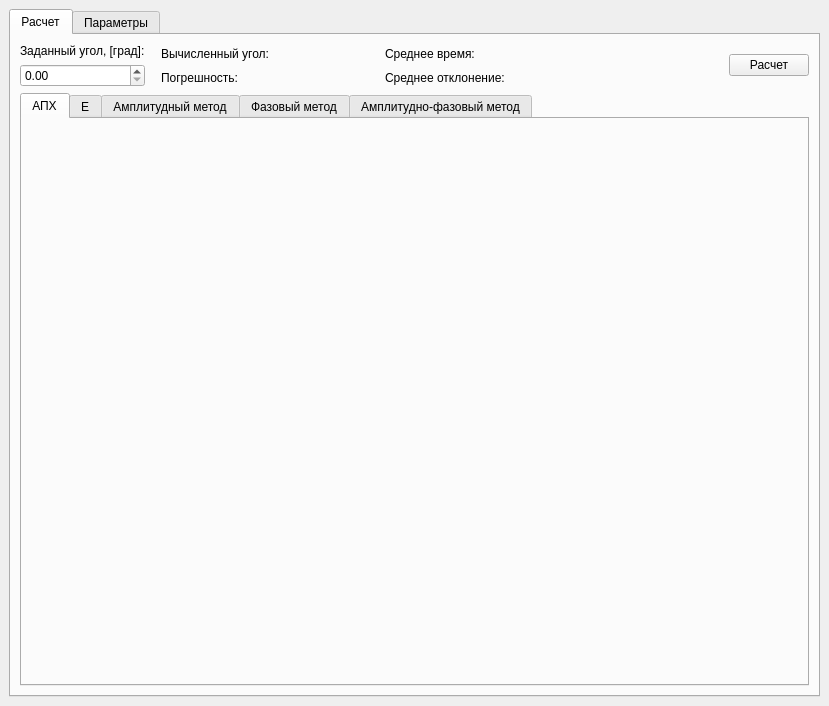
Before: the Qt Designer form ui/main_window.ui in Zamarin-Alexey/diplom, drawn with Qt 5.
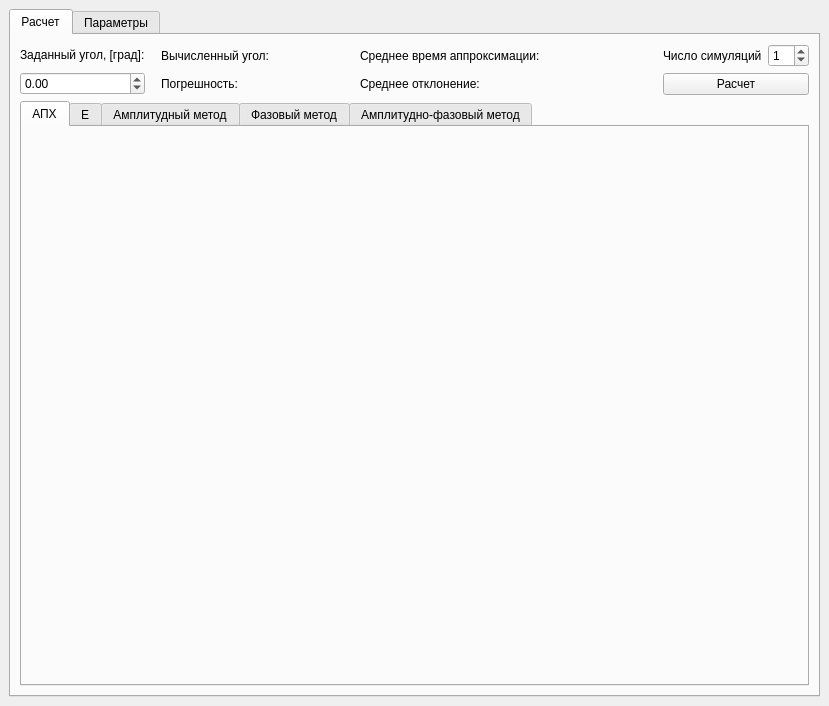
After: the same form once the commit is applied. The open tabs and pages were chosen to show the change.

Diff of the .ui file:
```diff
--- a/ui/main_window.ui
+++ b/ui/main_window.ui
@@ -42,7 +42,14 @@
                </widget>
               </item>
               <item>
-               <widget class="QDoubleSpinBox" name="phi_pel_spinBox"/>
+               <widget class="QDoubleSpinBox" name="phi_pel_spinBox">
+                <property name="minimum">
+                 <double>-180.000000000000000</double>
+                </property>
+                <property name="maximum">
+                 <double>180.000000000000000</double>
+                </property>
+               </widget>
               </item>
              </layout>
             </item>
@@ -54,14 +61,14 @@
               <item row="0" column="1">
                <widget class="QLabel" name="res_label">
                 <property name="sizePolicy">
-                 <sizepolicy hsizetype="Fixed" vsizetype="Preferred">
+                 <sizepolicy hsizetype="Maximum" vsizetype="Preferred">
                   <horstretch>0</horstretch>
                   <verstretch>0</verstretch>
                  </sizepolicy>
                 </property>
                 <property name="minimumSize">
                  <size>
-                  <width>100</width>
+                  <width>75</width>
                   <height>0</height>
                  </size>
                 </property>
@@ -76,7 +83,7 @@
               <item row="0" column="0">
                <widget class="QLabel" name="label1">
                 <property name="sizePolicy">
-                 <sizepolicy hsizetype="Preferred" vsizetype="Preferred">
+                 <sizepolicy hsizetype="Maximum" vsizetype="Preferred">
                   <horstretch>0</horstretch>
                   <verstretch>0</verstretch>
                  </sizepolicy>
@@ -94,6 +101,12 @@
               </item>
               <item row="1" column="0">
                <widget class="QLabel" name="label_3">
+                <property name="sizePolicy">
+                 <sizepolicy hsizetype="Maximum" vsizetype="Preferred">
+                  <horstretch>0</horstretch>
+                  <verstretch>0</verstretch>
+                 </sizepolicy>
+                </property>
                 <property name="text">
                  <string>Погрешность:</string>
                 </property>
@@ -102,14 +115,14 @@
               <item row="1" column="1">
                <widget class="QLabel" name="accuracy_label">
                 <property name="sizePolicy">
-                 <sizepolicy hsizetype="Fixed" vsizetype="Preferred">
+                 <sizepolicy hsizetype="Maximum" vsizetype="Preferred">
                   <horstretch>0</horstretch>
                   <verstretch>0</verstretch>
                  </sizepolicy>
                 </property>
                 <property name="minimumSize">
                  <size>
-                  <width>100</width>
+                  <width>75</width>
                   <height>0</height>
                  </size>
                 </property>
@@ -123,6 +136,12 @@
               </item>
               <item row="1" column="2">
                <widget class="QLabel" name="label_2">
+                <property name="sizePolicy">
+                 <sizepolicy hsizetype="Maximum" vsizetype="Preferred">
+                  <horstretch>0</horstretch>
+                  <verstretch>0</verstretch>
+                 </sizepolicy>
+                </property>
                 <property name="text">
                  <string>Среднее отклонение:</string>
                 </property>
@@ -130,8 +149,14 @@
               </item>
               <item row="0" column="2">
                <widget class="QLabel" name="label">
+                <property name="sizePolicy">
+                 <sizepolicy hsizetype="Maximum" vsizetype="Preferred">
+                  <horstretch>0</horstretch>
+                  <verstretch>0</verstretch>
+                 </sizepolicy>
+                </property>
                 <property name="text">
-                 <string>Среднее время:</string>
+                 <string>Среднее время аппроксимации:</string>
                 </property>
                </widget>
               </item>
@@ -164,11 +189,39 @@
              </layout>
             </item>
             <item>
-             <widget class="QPushButton" name="submit_button">
-              <property name="text">
-               <string>Расчет</string>
-              </property>
-             </widget>
+             <layout class="QVBoxLayout" name="verticalLayout_7">
+              <item>
+               <layout class="QHBoxLayout" name="horizontalLayout_2">
+                <item>
+                 <widget class="QLabel" name="label_4">
+                  <property name="text">
+                   <string>Число симуляций</string>
+                  </property>
+                 </widget>
+                </item>
+                <item>
+                 <widget class="QSpinBox" name="sims_num_spinBox">
+                  <property name="minimumSize">
+                   <size>
+                    <width>40</width>
+                    <height>0</height>
+                   </size>
+                  </property>
+                  <property name="value">
+                   <number>1</number>
+                  </property>
+                 </widget>
+                </item>
+               </layout>
+              </item>
+              <item>
+               <widget class="QPushButton" name="submit_button">
+                <property name="text">
+                 <string>Расчет</string>
+                </property>
+               </widget>
+              </item>
+             </layout>
             </item>
            </layout>
           </item>
```
Left out of the diff: 10 changed lines with no effect on the pictures.
